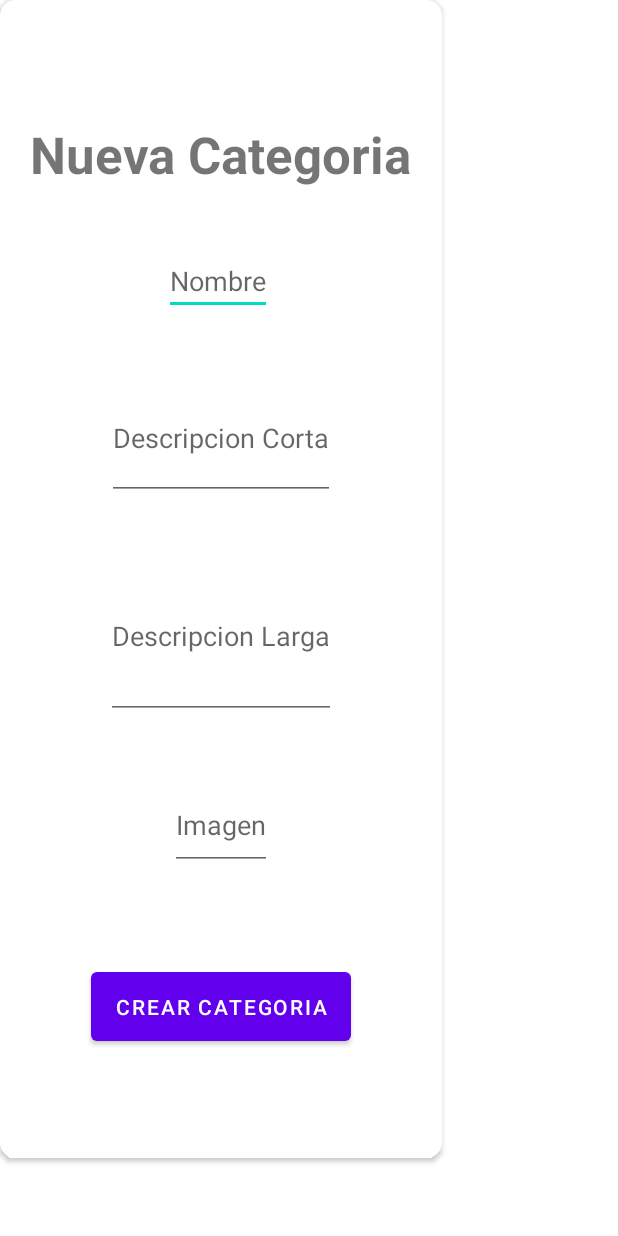
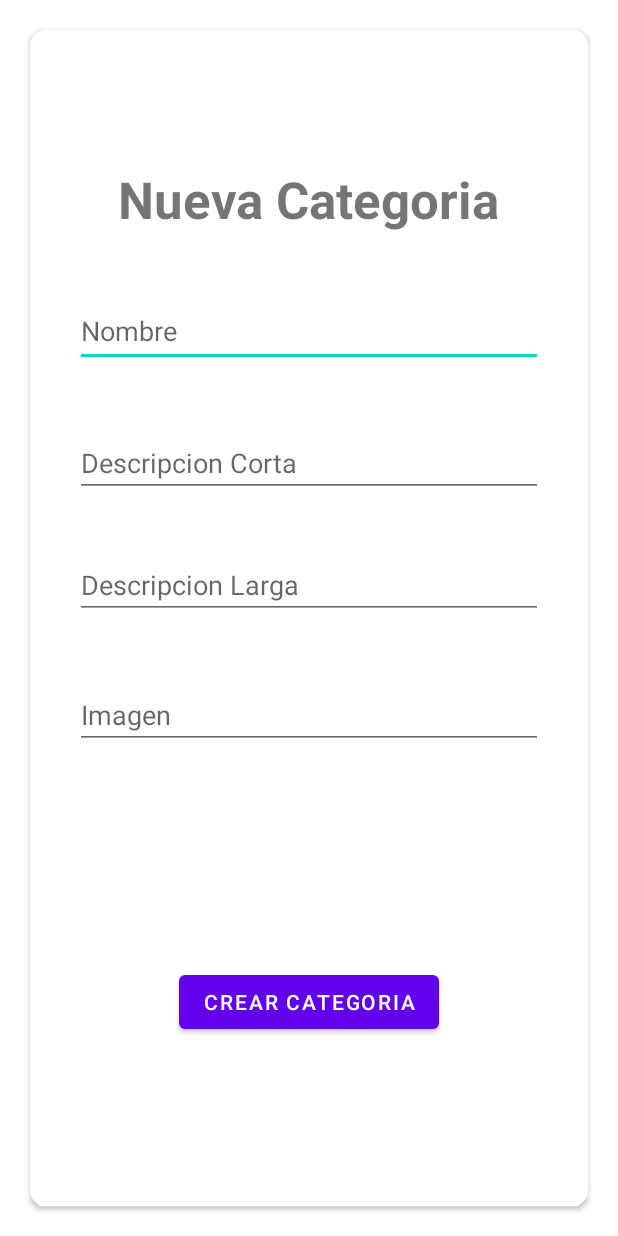
Before and after one commit to HugoBonete/DADM1, an Android app: the layout layout_form_add_cat.xml on its own in the app's theme, with its tools: preview values and no code run, on a phone screen of 412 x 824 dp. Run offline under Robolectric (Android 15) with nearby library versions, the phone set to English and light mode, and no system bars.

```diff
--- a/app/build.gradle
+++ b/app/build.gradle
@@ -23,6 +23,10 @@ android {
         }
     }
 
+    dependencies {
+        implementation 'com.google.code.gson:gson:2.10.1'  // Última versión de Gson
+    }
+
     buildFeatures{
         viewBinding true
     }
--- a/app/src/main/java/es/umh/dadm/mistickets74384229k/main/MainActivity.java
+++ b/app/src/main/java/es/umh/dadm/mistickets74384229k/main/MainActivity.java
@@ -7,6 +7,7 @@ import androidx.fragment.app.Fragment;
 import androidx.fragment.app.FragmentManager;
 import androidx.fragment.app.FragmentTransaction;
 
+import es.umh.dadm.mistickets74384229k.Categoria.Categoria;
 import es.umh.dadm.mistickets74384229k.Categoria.CategoriasFragment;
 import es.umh.dadm.mistickets74384229k.R;
 import es.umh.dadm.mistickets74384229k.Ticket.TicketsFragment;
@@ -19,7 +20,6 @@ public class MainActivity extends AppCompatActivity {
     @Override
     protected void onCreate(Bundle savedInstanceState) {
         super.onCreate(savedInstanceState);
-
         // Usa ViewBinding correctamente
         binding = ActivityMainBinding.inflate(getLayoutInflater());
         setContentView(binding.getRoot());
@@ -31,7 +31,7 @@ public class MainActivity extends AppCompatActivity {
         if (savedInstanceState == null) {
             replaceFrag(new InicioFragment());
         }
-
+        Categoria.inicializarCategorias();
         // Manejo de la navegación inferior
         binding.bottomNavigationView.setOnItemSelectedListener(item -> {
             if (R.id.home == item.getItemId()) {
--- a/app/src/main/res/layout/layout_form_add_cat.xml
+++ b/app/src/main/res/layout/layout_form_add_cat.xml
@@ -2,26 +2,20 @@
 <androidx.cardview.widget.CardView xmlns:android="http://schemas.android.com/apk/res/android"
     xmlns:app="http://schemas.android.com/apk/res-auto"
     xmlns:tools="http://schemas.android.com/tools"
-    android:layout_width="wrap_content"
-    android:layout_height="wrap_content"
+    android:layout_width="match_parent"
+    android:layout_height="match_parent"
+    android:layout_margin="20dp"
     app:cardCornerRadius="10dp">
 
     <androidx.constraintlayout.widget.ConstraintLayout
-        android:layout_width="wrap_content"
-        android:layout_height="wrap_content"
-        android:layout_margin="20dp">
-
-        <com.google.android.material.textfield.TextInputLayout
-            android:layout_width="match_parent"
-            android:layout_height="wrap_content"
-            tools:ignore="MissingConstraints">
-
-        </com.google.android.material.textfield.TextInputLayout>
+        android:layout_width="match_parent"
+        android:layout_height="match_parent"
+        android:layout_margin="30dp">
 
         <com.google.android.material.textfield.TextInputEditText
-            android:id="@+id/textInputEditText"
-            android:layout_width="wrap_content"
-            android:layout_height="43dp"
+            android:id="@+id/txt_cat_nom"
+            android:layout_width="match_parent"
+            android:layout_height="48dp"
             android:layout_marginTop="41dp"
             android:hint="@string/form_hint_nombre"
             app:layout_constraintEnd_toEndOf="parent"
@@ -30,34 +24,34 @@
             app:layout_constraintTop_toBottomOf="@+id/textView2" />
 
         <com.google.android.material.textfield.TextInputEditText
-            android:id="@+id/editText"
-            android:layout_width="wrap_content"
-            android:layout_height="82dp"
+            android:id="@+id/txt_cat_descort"
+            android:layout_width="match_parent"
+            android:layout_height="wrap_content"
             android:layout_marginTop="41dp"
             android:hint="@string/form_hint_desc1"
             app:layout_constraintEnd_toEndOf="parent"
             app:layout_constraintStart_toStartOf="parent"
-            app:layout_constraintTop_toBottomOf="@+id/textInputEditText" />
+            app:layout_constraintTop_toBottomOf="@+id/txt_cat_nom" />
 
         <com.google.android.material.textfield.TextInputEditText
-            android:id="@+id/editText2"
-            android:layout_width="wrap_content"
-            android:layout_height="110dp"
+            android:id="@+id/txt_cat_desclarg"
+            android:layout_width="match_parent"
+            android:layout_height="wrap_content"
             android:layout_marginTop="36dp"
             android:hint="@string/form_hint_desc2"
             app:layout_constraintEnd_toEndOf="parent"
             app:layout_constraintStart_toStartOf="parent"
-            app:layout_constraintTop_toBottomOf="@+id/editText" />
+            app:layout_constraintTop_toBottomOf="@+id/txt_cat_descort" />
 
         <com.google.android.material.textfield.TextInputEditText
-            android:id="@+id/editText3"
-            android:layout_width="wrap_content"
-            android:layout_height="59dp"
+            android:id="@+id/txt_cat_img"
+            android:layout_width="match_parent"
+            android:layout_height="wrap_content"
             android:layout_marginTop="41dp"
             android:hint="@string/form_hint_img"
             app:layout_constraintEnd_toEndOf="parent"
             app:layout_constraintStart_toStartOf="parent"
-            app:layout_constraintTop_toBottomOf="@+id/editText2" />
+            app:layout_constraintTop_toBottomOf="@+id/txt_cat_desclarg" />
 
         <TextView
             android:id="@+id/textView2"
@@ -72,15 +66,14 @@
             app:layout_constraintTop_toTopOf="parent" />
 
         <Button
-            android:id="@+id/button"
+            android:id="@+id/crear_cat_btn"
             android:layout_width="wrap_content"
-            android:layout_height="58dp"
+            android:layout_height="wrap_content"
             android:layout_marginTop="62dp"
-            android:layout_marginBottom="52dp"
             android:text="@string/form_btn_crearCat"
             app:layout_constraintBottom_toBottomOf="parent"
             app:layout_constraintEnd_toEndOf="parent"
             app:layout_constraintStart_toStartOf="parent"
-            app:layout_constraintTop_toBottomOf="@+id/editText3" />
+            app:layout_constraintTop_toBottomOf="@+id/txt_cat_img" />
     </androidx.constraintlayout.widget.ConstraintLayout>
 </androidx.cardview.widget.CardView>
--- a/app/src/main/res/values/strings.xml
+++ b/app/src/main/res/values/strings.xml
@@ -11,4 +11,5 @@
     <string name = "form_hint_desc2">Descripcion Larga</string>
     <string name = "form_hint_img">Imagen</string>
     <string name = "form_btn_crearCat">Crear Categoria</string>
+    <string name = "no_disponible">No esta disponible</string>
 </resources>
```
Also changed, not shown: app/src/main/AndroidManifest.xml (+11 -3 lines), app/src/main/java/es/umh/dadm/mistickets74384229k/Categoria/Categoria.java (+8 -1 lines), app/src/main/java/es/umh/dadm/mistickets74384229k/Categoria/CategoriasFragment.java (+140 -11 lines), app/src/main/java/es/umh/dadm/mistickets74384229k/Util/DialogBorroso.java (+46 -0 lines), app/src/main/res/layout/fragment_categorias.xml (+4 -3 lines).
